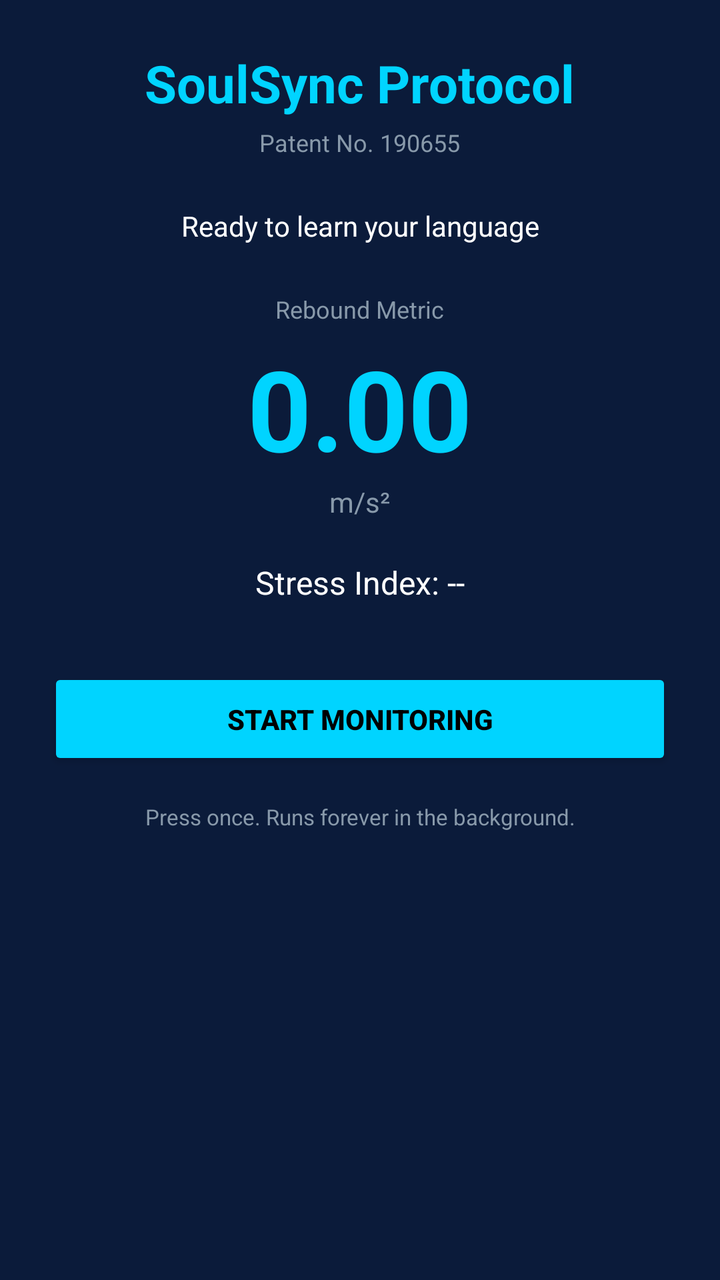
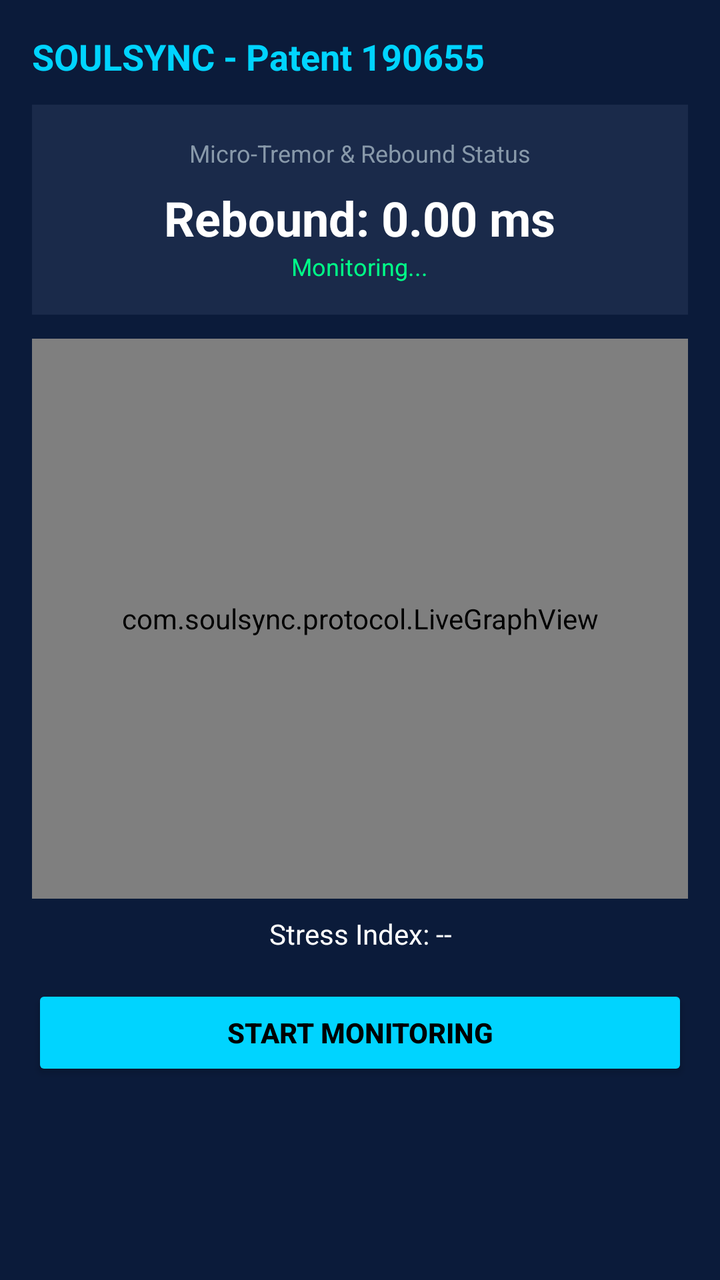

Two renders of the same Android screen: before a commit and after it. Below are the layout's source before the change and the commit's diff.
<!-- AndroidManifest.xml: application theme Theme.AppCompat.Light.NoActionBar -->
<!-- res/layout/activity_main.xml -->
<?xml version="1.0" encoding="utf-8"?>
<ScrollView xmlns:android="http://schemas.android.com/apk/res/android"
    android:layout_width="match_parent"
    android:layout_height="match_parent"
    android:background="#0B1B3A">

    <LinearLayout
        android:layout_width="match_parent"
        android:layout_height="wrap_content"
        android:orientation="vertical"
        android:gravity="center"
        android:padding="24dp">

        <TextView
            android:layout_width="wrap_content"
            android:layout_height="wrap_content"
            android:text="SoulSync Protocol"
            android:textColor="#00D4FF"
            android:textSize="26sp"
            android:textStyle="bold" />

        <TextView
            android:layout_width="wrap_content"
            android:layout_height="wrap_content"
            android:layout_marginTop="4dp"
            android:text="Patent No. 190655"
            android:textColor="#8899AA"
            android:textSize="12sp" />

        
        <TextView
            android:id="@+id/statusText"
            android:layout_width="wrap_content"
            android:layout_height="wrap_content"
            android:layout_marginTop="24dp"
            android:text="Ready to learn your language"
            android:textColor="#FFFFFF"
            android:textSize="14sp"
            android:gravity="center" />

        
        <TextView
            android:id="@+id/countdownText"
            android:layout_width="wrap_content"
            android:layout_height="wrap_content"
            android:layout_marginTop="8dp"
            android:text="60:00"
            android:textColor="#00D4FF"
            android:textSize="42sp"
            android:textStyle="bold"
            android:visibility="gone" />

        
        <TextView
            android:id="@+id/learningDescText"
            android:layout_width="match_parent"
            android:layout_height="wrap_content"
            android:layout_marginTop="12dp"
            android:text="SoulSync is learning your unique language:\n• Hand tremor (m/s²)\n• Screen pressure\n• Tap speed (ms)\n• Typing rhythm\n• App-switching pace (ms)"
            android:textColor="#8899AA"
            android:textSize="12sp"
            android:gravity="center"
            android:lineSpacingExtra="4dp"
            android:visibility="gone" />

        
        <TextView
            android:layout_width="wrap_content"
            android:layout_height="wrap_content"
            android:layout_marginTop="24dp"
            android:text="Rebound Metric"
            android:textColor="#8899AA"
            android:textSize="12sp" />

        <TextView
            android:id="@+id/reboundText"
            android:layout_width="wrap_content"
            android:layout_height="wrap_content"
            android:layout_marginTop="4dp"
            android:text="0.00"
            android:textColor="#00D4FF"
            android:textSize="56sp"
            android:textStyle="bold" />

        <TextView
            android:layout_width="wrap_content"
            android:layout_height="wrap_content"
            android:text="m/s²"
            android:textColor="#8899AA"
            android:textSize="14sp" />

        
        <TextView
            android:id="@+id/stressText"
            android:layout_width="wrap_content"
            android:layout_height="wrap_content"
            android:layout_marginTop="20dp"
            android:text="Stress Index: --"
            android:textColor="#FFFFFF"
            android:textSize="16sp" />

        
        <Button
            android:id="@+id/startButton"
            android:layout_width="match_parent"
            android:layout_height="wrap_content"
            android:layout_marginTop="32dp"
            android:text="START MONITORING"
            android:backgroundTint="#00D4FF"
            android:textColor="#000000"
            android:textStyle="bold"
            android:padding="16dp" />

        <TextView
            android:layout_width="wrap_content"
            android:layout_height="wrap_content"
            android:layout_marginTop="16dp"
            android:text="Press once. Runs forever in the background."
            android:textColor="#8899AA"
            android:textSize="11sp"
            android:gravity="center"
            android:layout_marginBottom="24dp" />

    </LinearLayout>
</ScrollView>
<!-- resources referenced by this layout -->
<resources>

</resources>

<!-- the commit's change to res/layout/activity_main.xml (unified diff, before → after) -->
@@ -1,125 +1,134 @@
 <?xml version="1.0" encoding="utf-8"?>
-<ScrollView xmlns:android="http://schemas.android.com/apk/res/android"
+<LinearLayout xmlns:android="http://schemas.android.com/apk/res/android"
     android:layout_width="match_parent"
     android:layout_height="match_parent"
+    android:orientation="vertical"
     android:background="#0B1B3A">
 
-    <LinearLayout
+    <ScrollView
         android:layout_width="match_parent"
-        android:layout_height="wrap_content"
-        android:orientation="vertical"
-        android:gravity="center"
-        android:padding="24dp">
+        android:layout_height="0dp"
+        android:layout_weight="1">
 
-        <TextView
-            android:layout_width="wrap_content"
-            android:layout_height="wrap_content"
-            android:text="SoulSync Protocol"
-            android:textColor="#00D4FF"
-            android:textSize="26sp"
-            android:textStyle="bold" />
-
-        <TextView
-            android:layout_width="wrap_content"
-            android:layout_height="wrap_content"
-            android:layout_marginTop="4dp"
-            android:text="Patent No. 190655"
-            android:textColor="#8899AA"
-            android:textSize="12sp" />
-
-        
-        <TextView
-            android:id="@+id/statusText"
-            android:layout_width="wrap_content"
-            android:layout_height="wrap_content"
-            android:layout_marginTop="24dp"
-            android:text="Ready to learn your language"
-            android:textColor="#FFFFFF"
-            android:textSize="14sp"
-            android:gravity="center" />
-
-        
-        <TextView
-            android:id="@+id/countdownText"
-            android:layout_width="wrap_content"
-            android:layout_height="wrap_content"
-            android:layout_marginTop="8dp"
-            android:text="60:00"
-            android:textColor="#00D4FF"
-            android:textSize="42sp"
-            android:textStyle="bold"
-            android:visibility="gone" />
-
-        
-        <TextView
-            android:id="@+id/learningDescText"
+        <LinearLayout
             android:layout_width="match_parent"
             android:layout_height="wrap_content"
-            android:layout_marginTop="12dp"
-            android:text="SoulSync is learning your unique language:\n• Hand tremor (m/s²)\n• Screen pressure\n• Tap speed (ms)\n• Typing rhythm\n• App-switching pace (ms)"
-            android:textColor="#8899AA"
-            android:textSize="12sp"
-            android:gravity="center"
-            android:lineSpacingExtra="4dp"
-            android:visibility="gone" />
+            android:orientation="vertical"
+            android:padding="16dp">
 
-        
-        <TextView
-            android:layout_width="wrap_content"
-            android:layout_height="wrap_content"
-            android:layout_marginTop="24dp"
-            android:text="Rebound Metric"
-            android:textColor="#8899AA"
-            android:textSize="12sp" />
+            <TextView
+                android:layout_width="wrap_content"
+                android:layout_height="wrap_content"
+                android:text="SOULSYNC - Patent 190655"
+                android:textColor="#00D4FF"
+                android:textSize="18sp"
+                android:textStyle="bold" />
 
-        <TextView
-            android:id="@+id/reboundText"
-            android:layout_width="wrap_content"
-            android:layout_height="wrap_content"
-            android:layout_marginTop="4dp"
-            android:text="0.00"
-            android:textColor="#00D4FF"
-            android:textSize="56sp"
-            android:textStyle="bold" />
+            
+            <LinearLayout
+                android:layout_width="match_parent"
+                android:layout_height="wrap_content"
+                android:layout_marginTop="12dp"
+                android:orientation="vertical"
+                android:gravity="center"
+                android:background="#1A2A4A"
+                android:padding="16dp">
 
-        <TextView
-            android:layout_width="wrap_content"
-            android:layout_height="wrap_content"
-            android:text="m/s²"
-            android:textColor="#8899AA"
-            android:textSize="14sp" />
+                <TextView
+                    android:layout_width="wrap_content"
+                    android:layout_height="wrap_content"
+                    android:text="Micro-Tremor &amp; Rebound Status"
+                    android:textColor="#8899AA"
+                    android:textSize="12sp" />
 
-        
-        <TextView
-            android:id="@+id/stressText"
-            android:layout_width="wrap_content"
-            android:layout_height="wrap_content"
-            android:layout_marginTop="20dp"
-            android:text="Stress Index: --"
-            android:textColor="#FFFFFF"
-            android:textSize="16sp" />
+                <TextView
+                    android:id="@+id/reboundText"
+                    android:layout_width="wrap_content"
+                    android:layout_height="wrap_content"
+                    android:layout_marginTop="8dp"
+                    android:text="Rebound: 0.00 ms"
+                    android:textColor="#FFFFFF"
+                    android:textSize="24sp"
+                    android:textStyle="bold" />
 
-        
-        <Button
-            android:id="@+id/startButton"
-            android:layout_width="match_parent"
-            android:layout_height="wrap_content"
-            android:layout_marginTop="32dp"
-            android:text="START MONITORING"
-            android:backgroundTint="#00D4FF"
-            android:textColor="#000000"
-            android:textStyle="bold"
-            android:padding="16dp" />
+                <TextView
+                    android:id="@+id/monitorStatus"
+                    android:layout_width="wrap_content"
+                    android:layout_height="wrap_content"
+                    android:text="Monitoring..."
+                    android:textColor="#00FF88"
+                    android:textSize="12sp" />
+            </LinearLayout>
 
-        <TextView
-            android:layout_width="wrap_content"
-            android:layout_height="wrap_content"
-            android:layout_marginTop="16dp"
-            android:text="Press once. Runs forever in the background."
-            android:textColor="#8899AA"
-            android:textSize="11sp"
-            android:gravity="center"
-            android:layout_marginBottom="24dp" />
+            
+            <com.soulsync.protocol.LiveGraphView
+                android:id="@+id/liveGraph"
+                android:layout_width="match_parent"
+                android:layout_height="280dp"
+                android:layout_marginTop="12dp" />
 
-    </LinearLayout>
-</ScrollView>
+            
+            <TextView
+                android:id="@+id/countdownText"
+                android:layout_width="match_parent"
+                android:layout_height="wrap_content"
+                android:layout_marginTop="12dp"
+                android:text=""
+                android:textColor="#00D4FF"
+                android:textSize="14sp"
+                android:gravity="center"
+                android:visibility="gone" />
+
+            <TextView
+                android:id="@+id/stressText"
+                android:layout_width="match_parent"
+                android:layout_height="wrap_content"
+                android:layout_marginTop="8dp"
+                android:text="Stress Index: --"
+                android:textColor="#FFFFFF"
+                android:textSize="14sp"
+                android:gravity="center" />
+
+            
+            <Button
+                android:id="@+id/startButton"
+                android:layout_width="match_parent"
+                android:layout_height="wrap_content"
+                android:layout_marginTop="16dp"
+                android:text="START MONITORING"
+                android:backgroundTint="#00D4FF"
+                android:textColor="#000000"
+                android:textStyle="bold"
+                android:padding="14dp" />
+
+            
+            <LinearLayout
+                android:id="@+id/calmingCard"
+                android:layout_width="match_parent"
+                android:layout_height="wrap_content"
+                android:layout_marginTop="12dp"
+                android:orientation="horizontal"
+                android:gravity="center_vertical"
+                android:background="#0F2A1A"
+                android:padding="12dp"
+                android:visibility="gone">
+
+                <TextView
+                    android:layout_width="wrap_content"
+                    android:layout_height="wrap_content"
+                    android:text="🌿"
+                    android:textSize="24sp" />
+
+                <TextView
+                    android:id="@+id/calmingText"
+                    android:layout_width="0dp"
+                    android:layout_height="wrap_content"
+                    android:layout_weight="1"
+                    android:layout_marginStart="8dp"
+                    android:textColor="#FFFFFF"
+                    android:textSize="14sp" />
+            </LinearLayout>
+
+        </LinearLayout>
+    </ScrollView>
+</LinearLayout>
